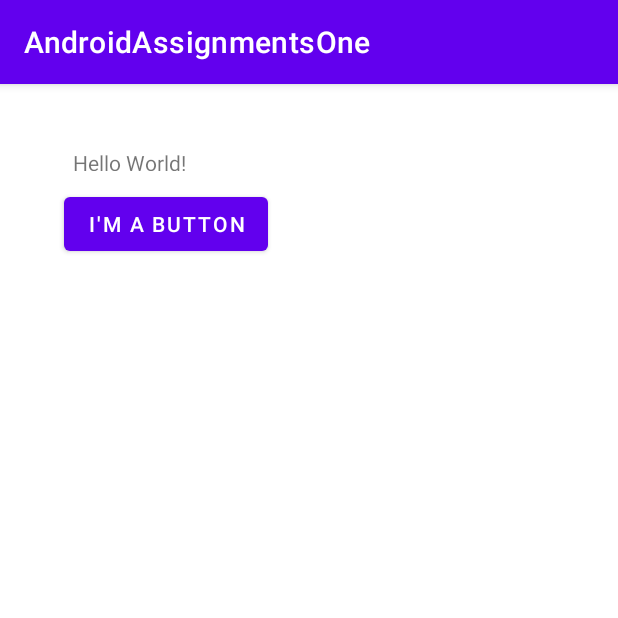
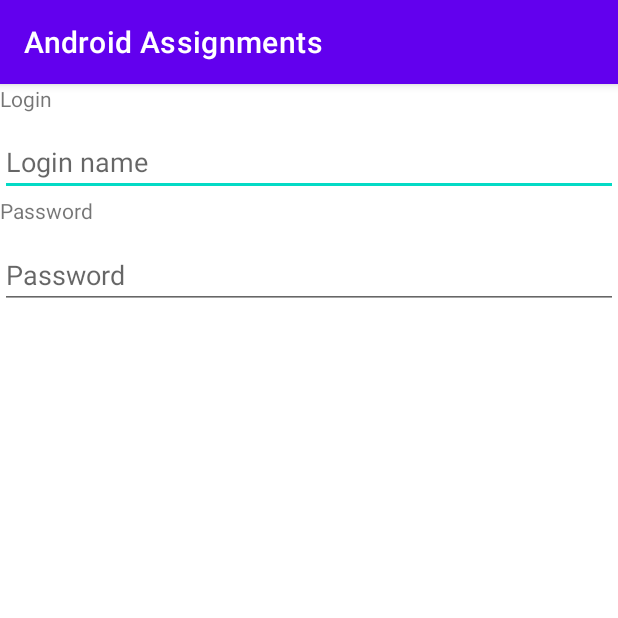
Before and after one commit to pate7180/AndroidAssignmentsOne, an Android app: the screen it shows after launch (MainActivity before the commit, LoginActivity after it), on a phone screen of 412 x 824 dp, the top half of it. Run offline under Robolectric (Android 15) with nearby library versions, the phone set to English and light mode, and no system bars.

Commit message:
Added 3 activities for part 2

```diff
--- /dev/null
+++ b/app/src/main/java/com/example/androidassignmentsone/LoginActivity.java
@@ -0,0 +1,13 @@
+package com.example.androidassignmentsone;
+
+import androidx.appcompat.app.AppCompatActivity;
+import android.os.Bundle;
+
+public class LoginActivity extends AppCompatActivity {
+
+    @Override
+    protected void onCreate(Bundle savedInstanceState) {
+        super.onCreate(savedInstanceState);
+        setContentView(R.layout.activity_login);
+    }
+}
--- /dev/null
+++ b/app/src/main/res/layout/activity_login.xml
@@ -0,0 +1,39 @@
+<?xml version="1.0" encoding="utf-8"?>
+<LinearLayout xmlns:android="http://schemas.android.com/apk/res/android"
+    xmlns:app="http://schemas.android.com/apk/res-auto"
+    xmlns:tools="http://schemas.android.com/tools"
+    android:layout_width="match_parent"
+    android:layout_height="match_parent"
+    android:orientation="vertical"
+    tools:context=".LoginActivity">
+
+    <TextView
+        android:id="@+id/textView2"
+        android:layout_width="match_parent"
+        android:layout_height="29dp"
+        android:text="@string/login_label" />
+
+    <EditText
+        android:id="@+id/editTextTextPersonName2"
+        android:layout_width="match_parent"
+        android:layout_height="wrap_content"
+        android:ems="10"
+        android:inputType="textEmailAddress"
+        android:hint="@string/login_input_hint" />
+
+    <TextView
+        android:id="@+id/textView3"
+        android:layout_width="match_parent"
+        android:layout_height="30dp"
+        android:text="@string/password_label" />
+
+    <EditText
+        android:id="@+id/editTextTextPassword3"
+        android:layout_width="match_parent"
+        android:layout_height="wrap_content"
+        android:ems="10"
+        android:inputType="textPassword"
+        android:hint="@string/password_input_hint" />
+    />
+
+</LinearLayout>
--- a/app/src/main/res/values/strings.xml
+++ b/app/src/main/res/values/strings.xml
@@ -1,5 +1,12 @@
 <resources>
-    <string name="app_name">AndroidAssignmentsOne</string>
+    <string name="app_name">Android Assignments</string>
     <string name="welcome_message">Hello World!</string>
     <string name="ButtonText">I\'m a button</string>
+    <string name="login_label">Login</string>
+    <string name="login_input_hint">Login name</string>
+    <string name="password_label">Password</string>
+    <string name="radio_button_label">RadioButton</string>
+    <string name="checkbox_label">CheckBox</string>
+    <string name="switch_text">What does this do?</string>
+    <string name="password_input_hint">Password</string>
 </resources>
```
Also changed, not shown: app/src/main/AndroidManifest.xml (+15 -4 lines), app/src/main/java/com/example/androidassignmentsone/ListItemsActivity.java (added, +14 -0 lines), app/src/main/res/layout/activity_list_items.xml (added, +47 -0 lines), 1 other file.
